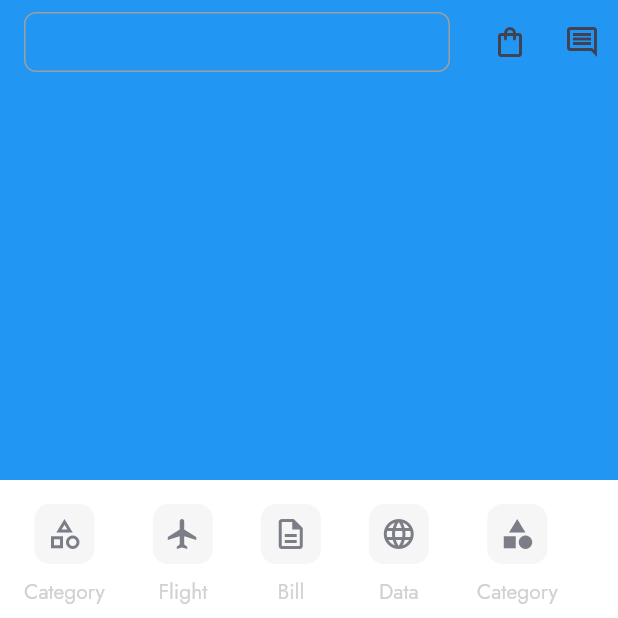
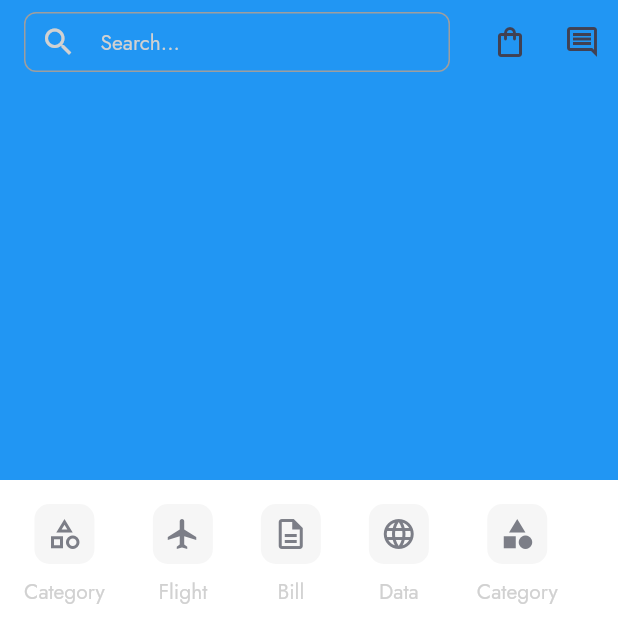
Before and after one commit to unknownaloy/moniepoint_task, a Flutter app: the screen it shows after launch, on a phone screen of 412 x 824 dp, the top half of it. Run offline on Flutter 3.47's test engine with Material 2 defaults, Android fonts, the phone set to English and light mode, and no system bars; our stand-ins replace google_fonts.

Commit message:
Implemented the Search widget for the home screen

```diff
--- /dev/null
+++ b/lib/presentation/home/components/search_widget.dart
@@ -0,0 +1,35 @@
+import 'package:flutter/material.dart';
+
+class SearchWidget extends StatelessWidget {
+  const SearchWidget({super.key});
+
+  @override
+  Widget build(BuildContext context) {
+    return Container(
+      padding: const EdgeInsets.symmetric(horizontal: 10),
+      width: double.infinity,
+      height: 40,
+      decoration: BoxDecoration(
+        borderRadius: BorderRadius.circular(8),
+        border: Border.all(color: Colors.grey),
+        color: Colors.transparent,
+      ),
+      child: Row(
+        mainAxisSize: MainAxisSize.min,
+        children: [
+          const Icon(
+            Icons.search,
+            color: Color(0xffD1D1D1),
+          ),
+          const SizedBox(
+            width: 16,
+          ),
+          Text(
+            "Search...",
+            style: Theme.of(context).textTheme.bodySmall,
+          )
+        ],
+      ),
+    );
+  }
+}
--- a/lib/presentation/home/screens/home_screen.dart
+++ b/lib/presentation/home/screens/home_screen.dart
@@ -4,6 +4,7 @@ import 'package:market_place_app/presentation/home/components/carousel_widget.da
 import 'package:market_place_app/presentation/home/components/persistent_header.dart';
 import 'package:market_place_app/presentation/home/components/product_actions.dart';
 import 'package:market_place_app/presentation/home/components/product_card.dart';
+import 'package:market_place_app/presentation/home/components/search_widget.dart';
 
 class HomeScreen extends StatefulWidget {
   const HomeScreen({super.key});
@@ -12,7 +13,8 @@ class HomeScreen extends StatefulWidget {
   State<HomeScreen> createState() => _HomeScreenState();
 }
 
-class _HomeScreenState extends State<HomeScreen> with AutomaticKeepAliveClientMixin {
+class _HomeScreenState extends State<HomeScreen>
+    with AutomaticKeepAliveClientMixin {
   @override
   Widget build(BuildContext context) {
     super.build(context);
@@ -23,15 +25,7 @@ class _HomeScreenState extends State<HomeScreen> with AutomaticKeepAliveClientMi
             expandedHeight: 320.0,
             floating: false,
             pinned: true,
-            // forceElevated: innerBoxIsScrolled,
-            title: Container(
-              height: 40,
-              decoration: BoxDecoration(
-                borderRadius: BorderRadius.circular(8),
-                border: Border.all(color: Colors.grey),
-                color: Colors.transparent,
-              ),
-            ),
+            title: const SearchWidget(),
             actions: [
               IconButton(
                 onPressed: () {},
@@ -56,7 +50,6 @@ class _HomeScreenState extends State<HomeScreen> with AutomaticKeepAliveClientMi
           SliverPersistentHeader(
             pinned: true,
             delegate: PersistentHeader(
-
               color: const Color(0xffF9F9F9),
               child: Padding(
                 padding: const EdgeInsets.symmetric(horizontal: 16.0),
@@ -84,11 +77,11 @@ class _HomeScreenState extends State<HomeScreen> with AutomaticKeepAliveClientMi
                 crossAxisCount: 2,
                 mainAxisSpacing: 24,
                 crossAxisSpacing: 16,
-                childAspectRatio: 3/4,
+                childAspectRatio: 3 / 4,
               ),
               delegate: SliverChildBuilderDelegate(
-                    (BuildContext context, int index) {
-                      final item = dummyItems[index];
+                (BuildContext context, int index) {
+                  final item = dummyItems[index];
                   return ProductCard(item: item);
                 },
                 childCount: dummyItems.length,
```
